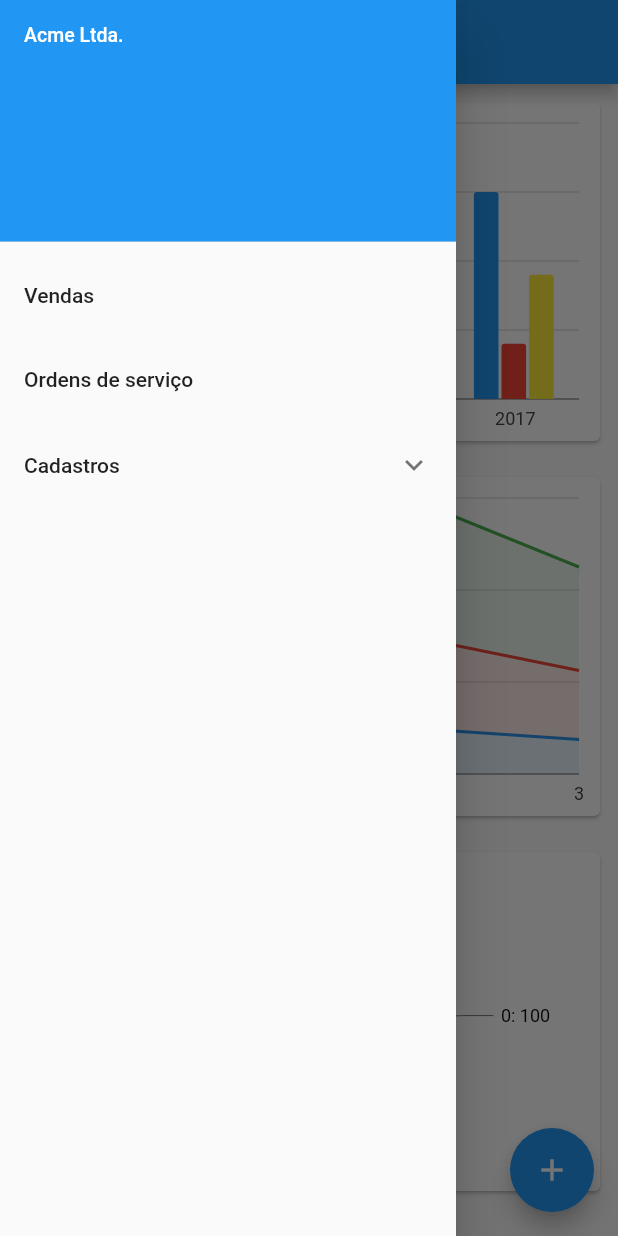
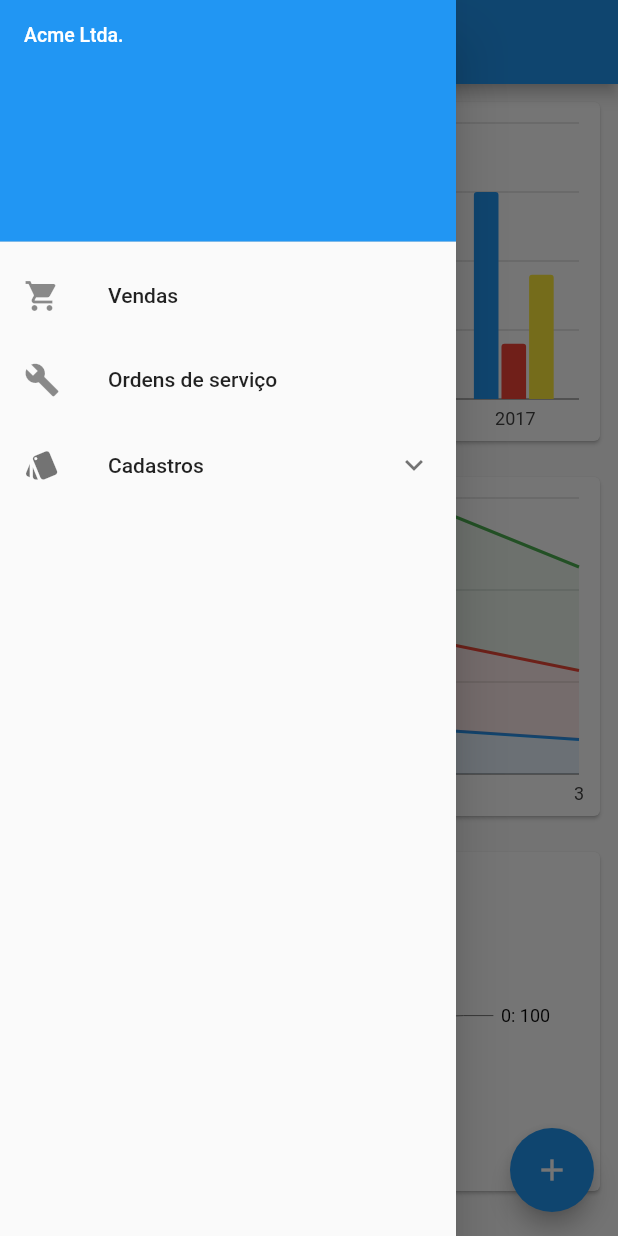
Before and after one commit to dibmartins/flutter, a Flutter app: the screen it shows after launch, with the side drawer open, on a phone screen of 412 x 824 dp. Run offline on Flutter 3.47's test engine with Material 2 defaults, Android fonts, the phone set to English and light mode, and no system bars; our stand-ins replace charts_flutter.

```diff
--- a/lib/modules/home/widgets/Home.dart
+++ b/lib/modules/home/widgets/Home.dart
@@ -83,7 +83,7 @@ class _HomeState extends State<Home> {
                         ),
 
                         ListTile(
-
+                            leading: const Icon(Icons.shopping_cart),
                             title: Text('Vendas'),
 
                             onTap: () {
@@ -92,7 +92,7 @@ class _HomeState extends State<Home> {
                         ),
 
                         ListTile(
-
+                            leading: const Icon(Icons.build),
                             title: Text('Ordens de serviço'),
 
                             onTap: () {
@@ -102,19 +102,13 @@ class _HomeState extends State<Home> {
 
                         ExpansionTile(
 
+                            leading: const Icon(Icons.style),
                             title: Text("Cadastros"),
 
                             children: <Widget>[
 
                                 ListTile(
-                                    title: Text('Produtos'),
-                                    onTap: () {
-
-                                        Navigator.pop(context);
-                                    },
-                                ),
-
-                                ListTile(
+                                    leading: const Icon(Icons.person),
                                     title: Text('Clientes'),
                                     onTap: () {
 
@@ -124,8 +118,18 @@ class _HomeState extends State<Home> {
                                 ),
 
                                 ListTile(
+                                    leading: const Icon(Icons.local_shipping),
                                     title: Text('Fornecedores'),
                                     onTap: () {
+                                        Navigator.pop(context);
+                                    },
+                                ),
+
+                                ListTile(
+                                    leading: const Icon(Icons.widgets),
+                                    title: Text('Produtos'),
+                                    onTap: () {
+
                                         Navigator.pop(context);
                                     },
                                 ),
```
Also changed, not shown: 1 other file.
